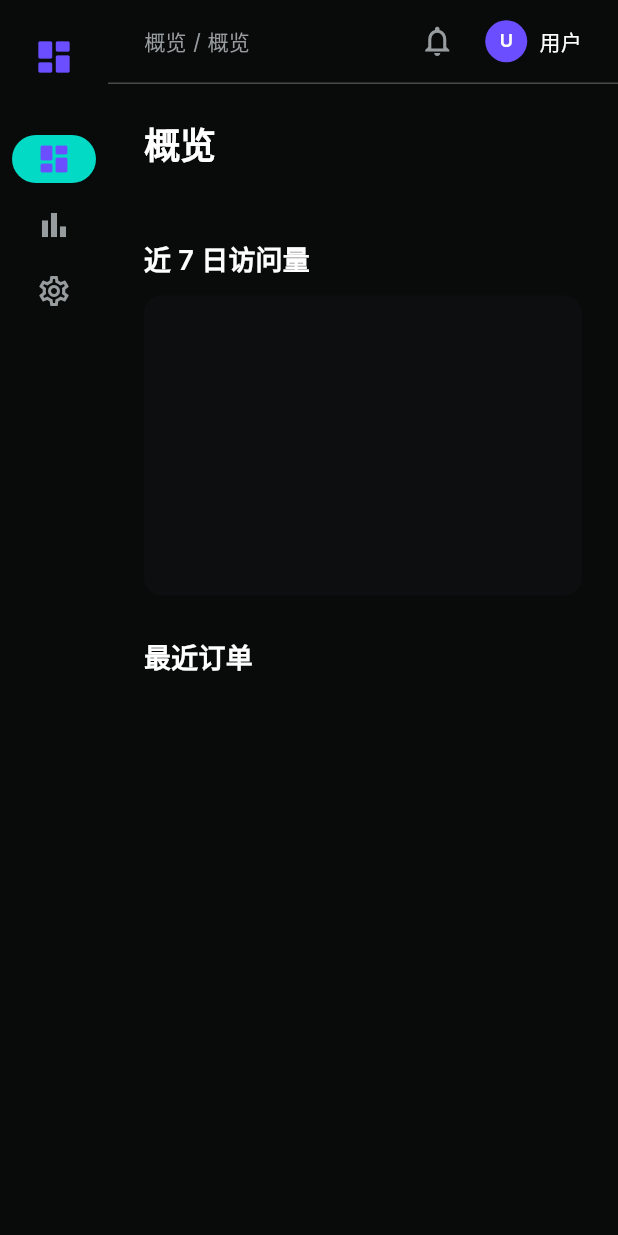
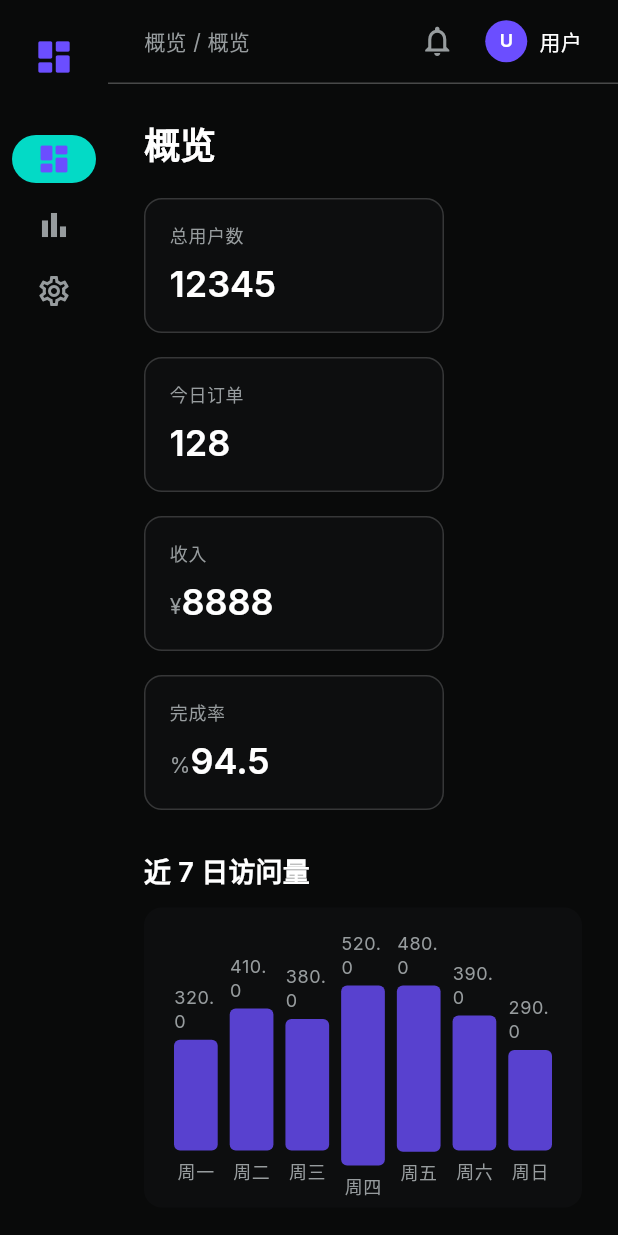
Before and after one commit to TaiJi009/2026-1-28-Figma-MCPto-Curosr, a Flutter app: the screen it shows after launch, on a phone screen of 412 x 824 dp. Run offline on Flutter 3.47's test engine with Material 3 defaults, Android fonts, the phone set to English and light mode, and no system bars; our stand-ins replace fl_chart, google_fonts.

Commit message:
V1.0.0-2026.1.29
1、第一次部署。测试：根据Figma的组件库，按照我在Cursor的要求，生成一个网站页面。要求网站页面调用组件库而生成。

```diff
--- /dev/null
+++ b/dashboard_web/analysis_options.yaml
@@ -0,0 +1,4 @@
+include: package:flutter_lints/flutter.yaml
+linter:
+  rules:
+    use_key_in_widget_constructors: false
--- /dev/null
+++ b/dashboard_web/lib/data/mock_data.dart
@@ -0,0 +1,84 @@
+/// Mock data for PRD: 总用户数、今日订单、收入、完成率；访问量；订单列表；饼图占比
+class MockData {
+  static List<Map<String, String>> get kpis => [
+    {'title': '总用户数', 'value': '12345', 'unit': ''},
+    {'title': '今日订单', 'value': '128', 'unit': ''},
+    {'title': '收入', 'value': '8888', 'unit': '¥'},
+    {'title': '完成率', 'value': '94.5', 'unit': '%'},
+  ];
+
+  static List<Map<String, dynamic>> get visits7 => [
+    {'label': '周一', 'value': 320},
+    {'label': '周二', 'value': 410},
+    {'label': '周三', 'value': 380},
+    {'label': '周四', 'value': 520},
+    {'label': '周五', 'value': 480},
+    {'label': '周六', 'value': 390},
+    {'label': '周日', 'value': 290},
+  ];
+
+  static List<Map<String, dynamic>> get orders5 => [
+    {'label': 'D1', 'value': 45},
+    {'label': 'D2', 'value': 62},
+    {'label': 'D3', 'value': 58},
+    {'label': 'D4', 'value': 71},
+    {'label': 'D5', 'value': 55},
+  ];
+
+  static List<Map<String, dynamic>> get statusPie => [
+    {'name': '已完成', 'value': 65.0, 'color': 0xFF4CAF50},
+    {'name': '进行中', 'value': 25.0, 'color': 0xFFFF9800},
+    {'name': '已取消', 'value': 10.0, 'color': 0xFFF44336},
+  ];
+
+  static List<Map<String, dynamic>> get orders => [
+    {
+      'id': 'ORD-1001',
+      'amount': '¥128.00',
+      'status': '已完成',
+      'date': '2025-01-27',
+    },
+    {
+      'id': 'ORD-1002',
+      'amount': '¥256.00',
+      'status': '进行中',
+      'date': '2025-01-27',
+    },
+    {
+      'id': 'ORD-1003',
+      'amount': '¥88.00',
+      'status': '已完成',
+      'date': '2025-01-26',
+    },
+    {
+      'id': 'ORD-1004',
+      'amount': '¥1,200.00',
+      'status': '已完成',
+      'date': '2025-01-26',
+    },
+    {
+      'id': 'ORD-1005',
+      'amount': '¥56.00',
+      'status': '已取消',
+      'date': '2025-01-25',
+    },
+    {
+      'id': 'ORD-1006',
+      'amount': '¥320.00',
+      'status': '进行中',
+      'date': '2025-01-25',
+    },
+    {
+      'id': 'ORD-1007',
+      'amount': '¥99.00',
+      'status': '已完成',
+      'date': '2025-01-24',
+    },
+    {
+      'id': 'ORD-1008',
+      'amount': '¥445.00',
+      'status': '已完成',
+      'date': '2025-01-24',
+    },
+  ];
+}
--- a/dashboard_web/lib/screens/overview_view.dart
+++ b/dashboard_web/lib/screens/overview_view.dart
@@ -19,12 +19,26 @@ class OverviewView extends StatelessWidget {
           Wrap(
             spacing: 16,
             runSpacing: 16,
-            children: kpis.map((k) => SizedBox(width: 200, child: KpiCard(title: k.title, value: k.value, unit: k.unit))).toList(),
+            children: kpis
+                .map(
+                  (k) => SizedBox(
+                    width: 200,
+                    child: KpiCard(
+                      title: k['title']!,
+                      value: k['value']!,
+                      unit: k['unit']!,
+                    ),
+                  ),
+                )
+                .toList(),
           ),
           const SizedBox(height: 28),
           Text('近 7 日访问量', style: Theme.of(context).textTheme.titleMedium),
           const SizedBox(height: 12),
-          SizedBox(height: 200, child: _ChartPlaceholder(data: MockData.visits7)),
+          SizedBox(
+            height: 200,
+            child: _ChartPlaceholder(data: MockData.visits7),
+          ),
           const SizedBox(height: 28),
           Text('最近订单', style: Theme.of(context).textTheme.titleMedium),
           const SizedBox(height: 12),
@@ -52,7 +66,9 @@ class _ChartPlaceholder extends StatelessWidget {
         crossAxisAlignment: CrossAxisAlignment.end,
         children: data.map((e) {
           final v = (e['value'] as num).toDouble();
-          final maxV = data.map((x) => (x['value'] as num).toDouble()).reduce((a, b) => a > b ? a : b);
+          final maxV = data
+              .map((x) => (x['value'] as num).toDouble())
+              .reduce((a, b) => a > b ? a : b);
           final h = maxV > 0 ? (v / maxV) * 120 : 0.0;
           return Expanded(
             child: Padding(
@@ -70,7 +86,11 @@ class _ChartPlaceholder extends StatelessWidget {
                     ),
                   ),
                   const SizedBox(height: 6),
-                  Text('${e['label']}', style: Theme.of(context).textTheme.bodySmall, overflow: TextOverflow.ellipsis),
+                  Text(
+                    '${e['label']}',
+                    style: Theme.of(context).textTheme.bodySmall,
+                    overflow: TextOverflow.ellipsis,
+                  ),
                 ],
               ),
             ),
@@ -94,11 +114,26 @@ class _OrderTeaser extends StatelessWidget {
         borderRadius: BorderRadius.circular(AppDims.radiusCard),
       ),
       child: Column(
-        children: orders.map((o) => ListTile(
-          title: Text('${o['id']}', style: Theme.of(context).textTheme.bodyMedium),
-          subtitle: Text('${o['date']}', style: Theme.of(context).textTheme.bodySmall),
-          trailing: Text('${o['amount']}', style: Theme.of(context).textTheme.bodyMedium?.copyWith(color: AppColors.primary)),
-        )).toList(),
+        children: orders
+            .map(
+              (o) => ListTile(
+                title: Text(
+                  '${o['id']}',
+                  style: Theme.of(context).textTheme.bodyMedium,
+                ),
+                subtitle: Text(
+                  '${o['date']}',
+                  style: Theme.of(context).textTheme.bodySmall,
+                ),
+                trailing: Text(
+                  '${o['amount']}',
+                  style: Theme.of(
+                    context,
+                  ).textTheme.bodyMedium?.copyWith(color: AppColors.primary),
+                ),
+              ),
+            )
+            .toList(),
       ),
     );
   }
--- /dev/null
+++ b/dashboard_web/lib/widgets/kpi_card.dart
@@ -0,0 +1,48 @@
+import 'package:flutter/material.dart';
+import '../app_theme.dart';
+
+class KpiCard extends StatelessWidget {
+  const KpiCard({
+    super.key,
+    required this.title,
+    required this.value,
+    this.unit = '',
+  });
+
+  final String title;
+  final String value;
+  final String unit;
+
+  @override
+  Widget build(BuildContext context) {
+    return Container(
+      padding: const EdgeInsets.all(AppDims.paddingCard),
+      decoration: BoxDecoration(
+        color: AppColors.surface,
+        borderRadius: BorderRadius.circular(AppDims.radiusCard),
+        border: Border.all(color: AppColors.divider.withOpacity(0.2)),
+      ),
+      child: Column(
+        crossAxisAlignment: CrossAxisAlignment.start,
+        children: [
+          Text(title, style: Theme.of(context).textTheme.bodySmall),
+          const SizedBox(height: 8),
+          Row(
+            crossAxisAlignment: CrossAxisAlignment.baseline,
+            textBaseline: TextBaseline.alphabetic,
+            children: [
+              if (unit.isNotEmpty)
+                Text(
+                  unit,
+                  style: Theme.of(context).textTheme.bodyMedium?.copyWith(
+                    color: AppColors.textSecondary,
+                  ),
+                ),
+              Text(value, style: Theme.of(context).textTheme.titleLarge),
+            ],
+          ),
+        ],
+      ),
+    );
+  }
+}
```
Also changed, not shown: dashboard_web/lib/screens/report_view.dart (+28 -13 lines), dashboard_web/lib/widgets/charts_section.dart (added, +184 -0 lines), dashboard_web/lib/widgets/filter_bar.dart (added, +109 -0 lines), dashboard_web/lib/widgets/orders_table.dart (added, +81 -0 lines), 2 other files.
